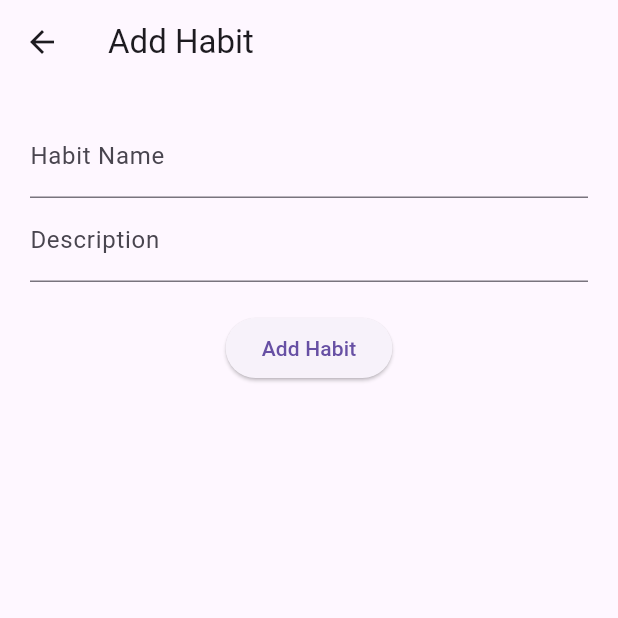
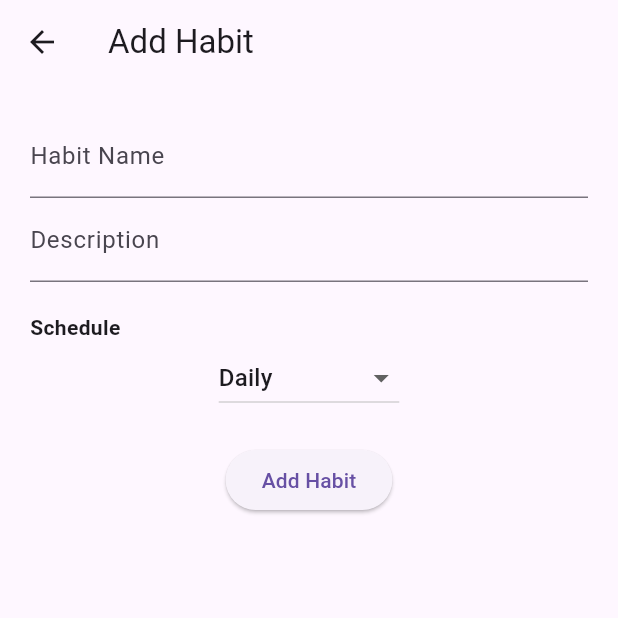
Before and after one commit to PranavKB/flutter_habit_tracker, a Flutter app: the AddHabitScreen screen opened directly, on a phone screen of 412 x 824 dp, the top half of it. Run offline on Flutter 3.47's test engine with Material 3 defaults, Android fonts, the phone set to English and light mode, and no system bars; our stand-ins replace shared_preferences; accounts and stored records are empty.

Commit message:
Custom habits adding functionality

```diff
--- a/lib/models/habit.dart
+++ b/lib/models/habit.dart
@@ -6,6 +6,9 @@ class Habit {
   String description;
   DateTime createdAt;
   List<DateTime> completions;
+  ScheduleType schedule;
+  List<int> customDays; // 1 = Monday, 7 = Sunday
+  int weeklyTarget;
 
   Habit({
     required this.id,
@@ -13,6 +16,9 @@ class Habit {
     required this.description,
     required this.createdAt,
     required this.completions,
+    this.schedule = ScheduleType.daily,
+    this.customDays = const [],
+    this.weeklyTarget = 1,
   });
 
   void toggleCompletion() {
@@ -26,6 +32,9 @@ class Habit {
     "description": description,
     "createdAt": createdAt.toIso8601String(),
     "completions": completions.map((d) => d.toIso8601String()).toList(),
+    "schedule": schedule.index,
+    "customDays": customDays,
+    "weeklyTarget": weeklyTarget,
   };
 
   factory Habit.fromMap(Map<String, dynamic> map) {
@@ -37,6 +46,15 @@ class Habit {
       completions: (map["completions"] as List)
           .map((d) => DateTime.parse(d))
           .toList(),
+      schedule: map["schedule"] != null
+          ? ScheduleType.values[map["schedule"]]
+          : ScheduleType.daily,
+      customDays: map["customDays"] != null
+          ? List<int>.from(map["customDays"])
+          : [],
+      weeklyTarget: map["weeklyTarget"] ?? 1,
     );
   }
 }
+
+enum ScheduleType { daily, weekly, customDays }
--- a/lib/screens/add_habit_screen.dart
+++ b/lib/screens/add_habit_screen.dart
@@ -16,12 +16,25 @@ class AddHabitScreen extends StatefulWidget {
 class _AddHabitScreenState extends State<AddHabitScreen> {
   late TextEditingController titleCtrl;
   late TextEditingController descCtrl;
+  ScheduleType _schedule = ScheduleType.daily;
+  List<int> _customDays = [];
+  int _weeklyTarget = 1;
 
   @override
   void initState() {
     super.initState();
     titleCtrl = TextEditingController(text: widget.habit?.title ?? "");
     descCtrl = TextEditingController(text: widget.habit?.description ?? "");
+    if (widget.habit != null) {
+      _schedule = widget.habit!.schedule;
+      _customDays = List.from(widget.habit!.customDays);
+      _weeklyTarget = widget.habit!.weeklyTarget;
+    }
+  }
+
+  String _getDayName(int index) {
+    const days = ["M", "T", "W", "T", "F", "S", "S"];
+    return days[index - 1];
   }
 
   @override
@@ -43,9 +56,69 @@ class _AddHabitScreenState extends State<AddHabitScreen> {
               decoration: const InputDecoration(labelText: "Description"),
             ),
             const SizedBox(height: 20),
+
+            // Schedule Type Selector
+            const Align(
+              alignment: Alignment.centerLeft,
+              child: Text("Schedule", style: TextStyle(fontWeight: FontWeight.bold)),
+            ),
+            DropdownButton<ScheduleType>(
+              value: _schedule,
+              items: const [
+                DropdownMenuItem(value: ScheduleType.daily, child: Text("Daily")),
+                DropdownMenuItem(value: ScheduleType.weekly, child: Text("Weekly")),
+                DropdownMenuItem(value: ScheduleType.customDays, child: Text("Custom Days")),
+              ],
+              onChanged: (val) {
+                if (val != null) setState(() => _schedule = val);
+              },
+            ),
+
+            if (_schedule == ScheduleType.weekly) ...[
+              const SizedBox(height: 10),
+              Text("Target per week: $_weeklyTarget"),
+              Slider(
+                value: _weeklyTarget.toDouble(),
+                min: 1,
+                max: 7,
+                divisions: 6,
+                label: _weeklyTarget.toString(),
+                onChanged: (val) {
+                  setState(() => _weeklyTarget = val.toInt());
+                },
+              ),
+            ],
+
+            if (_schedule == ScheduleType.customDays) ...[
+              const SizedBox(height: 10),
+              Wrap(
+                spacing: 5,
+                children: List.generate(7, (index) {
+                  final dayIndex = index + 1; // 1=Mon, 7=Sun
+                  final isSelected = _customDays.contains(dayIndex);
+                  return FilterChip(
+                    label: Text(_getDayName(dayIndex)),
+                    selected: isSelected,
+                    onSelected: (selected) {
+                      setState(() {
+                        if (selected) {
+                          _customDays.add(dayIndex);
+                        } else {
+                          _customDays.remove(dayIndex);
+                        }
+                      });
+                    },
+                  );
+                }),
+              ),
+            ],
+
+            const SizedBox(height: 20),
             ElevatedButton(
               child: Text(isEditing ? "Update Habit" : "Add Habit"),
               onPressed: () {
+                if (titleCtrl.text.isEmpty) return;
+
                 final provider = context.read<HabitProvider>();
 
                 if (isEditing) {
@@ -55,6 +128,9 @@ class _AddHabitScreenState extends State<AddHabitScreen> {
                     description: descCtrl.text,
                     createdAt: widget.habit!.createdAt,
                     completions: widget.habit!.completions,
+                    schedule: _schedule,
+                    customDays: _customDays,
+                    weeklyTarget: _weeklyTarget,
                   );
                   provider.updateHabit(updatedHabit);
                 } else {
@@ -64,6 +140,9 @@ class _AddHabitScreenState extends State<AddHabitScreen> {
                     description: descCtrl.text,
                     createdAt: DateTime.now(),
                     completions: [],
+                    schedule: _schedule,
+                    customDays: _customDays,
+                    weeklyTarget: _weeklyTarget,
                   );
                   provider.addHabit(newHabit);
                 }
```
